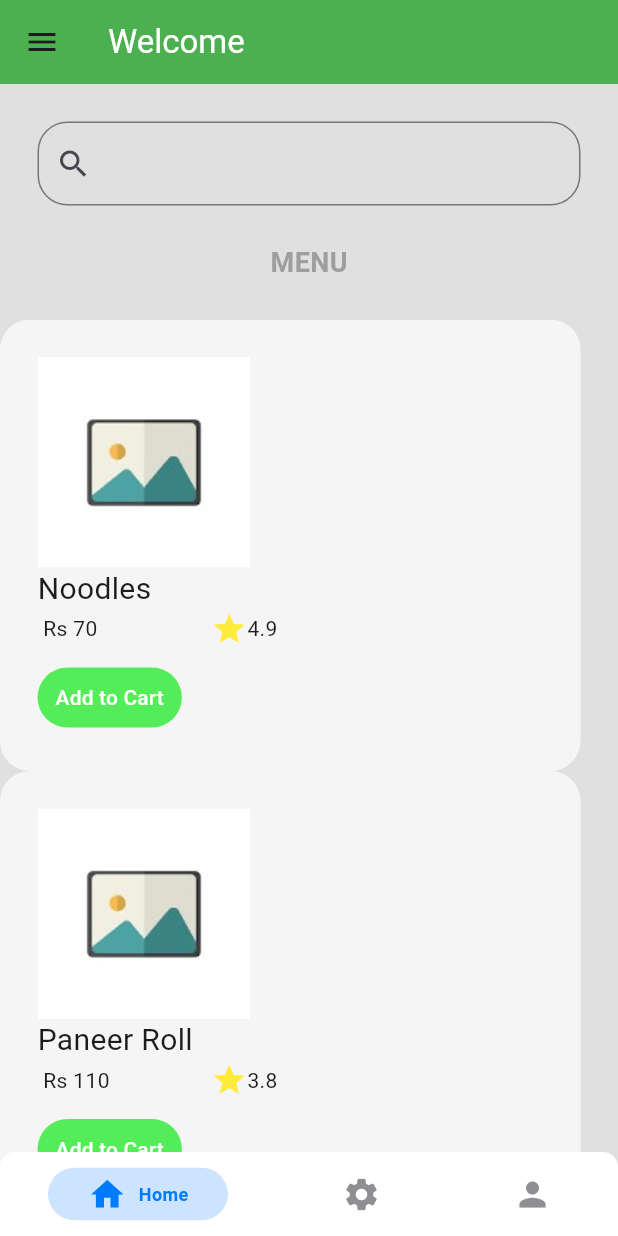
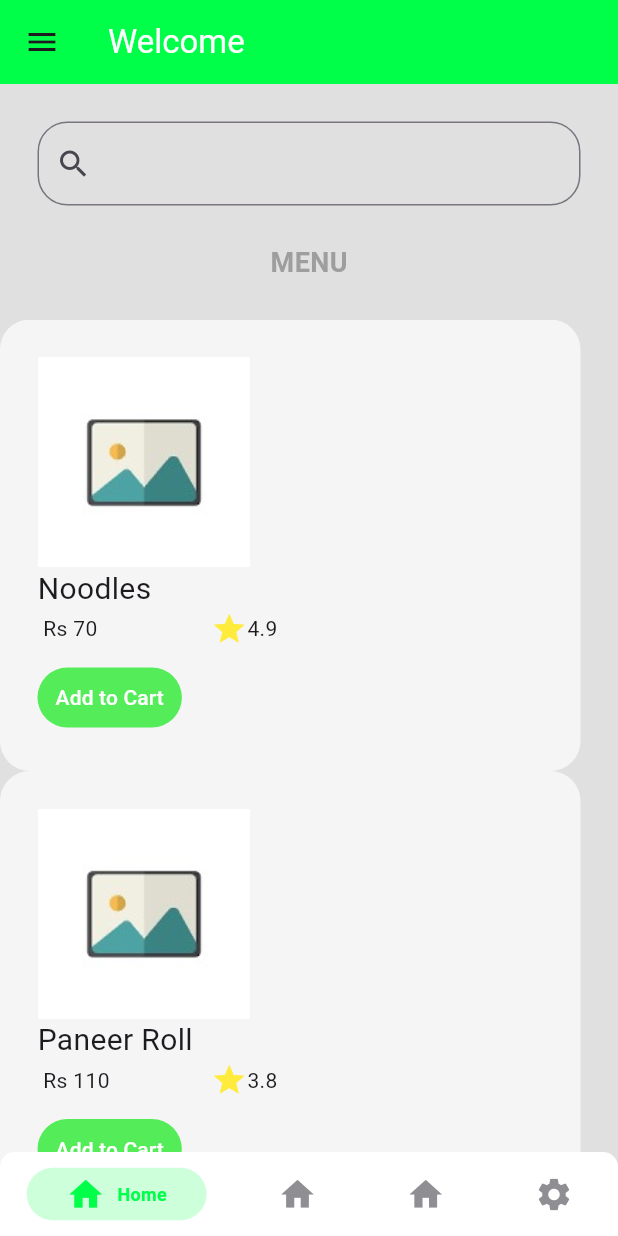
Before and after one commit to Kartikay039/DTIFlutter, a Flutter app: the MyHomePage screen opened directly, on a phone screen of 412 x 824 dp. Run offline on Flutter 3.47's test engine with Material 3 defaults, Android fonts, the light colour scheme and no system bars; drawn by our look-alikes of persistent_bottom_nav_bar; our stand-ins replace firebase_auth, firebase_core; accounts and stored records are empty; network calls fail.

Commit message:
Added the specifics to navigation, matched the the colour and images

```diff
--- a/lib/main.dart
+++ b/lib/main.dart
@@ -51,8 +51,9 @@ class BottomNavBar extends StatelessWidget {
       return [
         // TODO : Replace with the actual widgets for your pages
         const HomePage(),
-        const Center(child: Text('Second Page')),
-        const Center(child: Text('Third Page')),
+        const Center(child: Text('Pick-up Requests')),
+        const Center(child: Text('Cart')),
+        const Center(child: Text('Settings')),
 
         // HomeScreen(),
         // SecondScreen(),
@@ -65,21 +66,28 @@ class BottomNavBar extends StatelessWidget {
         PersistentBottomNavBarItem(
           icon: const Icon(Icons.home),
           title: ("Home"),
-          activeColorPrimary: CupertinoColors.activeBlue,
+          activeColorPrimary: const Color.fromARGB(255, 0, 255, 72),
+          inactiveColorPrimary: CupertinoColors.systemGrey,
+        ),
+        PersistentBottomNavBarItem(
+          icon: const Icon(Icons.home),
+          title: ("Pick-up Requests"),
+          activeColorPrimary: const Color.fromARGB(255, 0, 255, 72),
+          inactiveColorPrimary: CupertinoColors.systemGrey,
+        ),
+        PersistentBottomNavBarItem(
+          icon: const Icon(Icons.home),
+          title: ("Cart"),
+          activeColorPrimary: const Color.fromARGB(255, 0, 255, 72),
           inactiveColorPrimary: CupertinoColors.systemGrey,
         ),
         PersistentBottomNavBarItem(
           icon: const Icon(Icons.settings),
           title: ("Settings"),
-          activeColorPrimary: CupertinoColors.activeBlue,
+          activeColorPrimary:  const Color.fromARGB(255, 0, 255, 72),
           inactiveColorPrimary: CupertinoColors.systemGrey,
         ),
-        PersistentBottomNavBarItem(
-          icon: const Icon(Icons.person),
-          title: ("Profile"),
-          activeColorPrimary: CupertinoColors.activeBlue,
-          inactiveColorPrimary: CupertinoColors.systemGrey,
-        ),
+
       ];
     }
 
--- a/lib/screens/home_page.dart
+++ b/lib/screens/home_page.dart
@@ -40,7 +40,7 @@ class _HomePageState extends State<HomePage> {
     children: [
       const DrawerHeader(
         decoration: BoxDecoration(
-          color: Colors.green,
+          color:  const Color.fromARGB(255, 0, 255, 72),
         ),
         child: Text(
           'User',
@@ -73,7 +73,7 @@ class _HomePageState extends State<HomePage> {
   ),
 ),
 appBar: AppBar(
-  backgroundColor: Colors.green,
+  backgroundColor:  const Color.fromARGB(255, 0, 255, 72),
   elevation: 0,
   title: const Text(
     'Welcome',
--- a/pubspec.yaml
+++ b/pubspec.yaml
@@ -66,6 +66,8 @@ flutter:
      - assets/login_screen_background.jpeg
      - assets/background2.jpg
      - assets/ph.jpg
+     - assets/google_logo.png
+     - assets/apple_logo.png
   #   - images/a_dot_ham.jpeg
 
   # An image asset can refer to one or more resolution-specific "variants", see
```
Also changed, not shown: assets/apple_logo.png (added), assets/google_logo.png (added), pubspec.lock.
